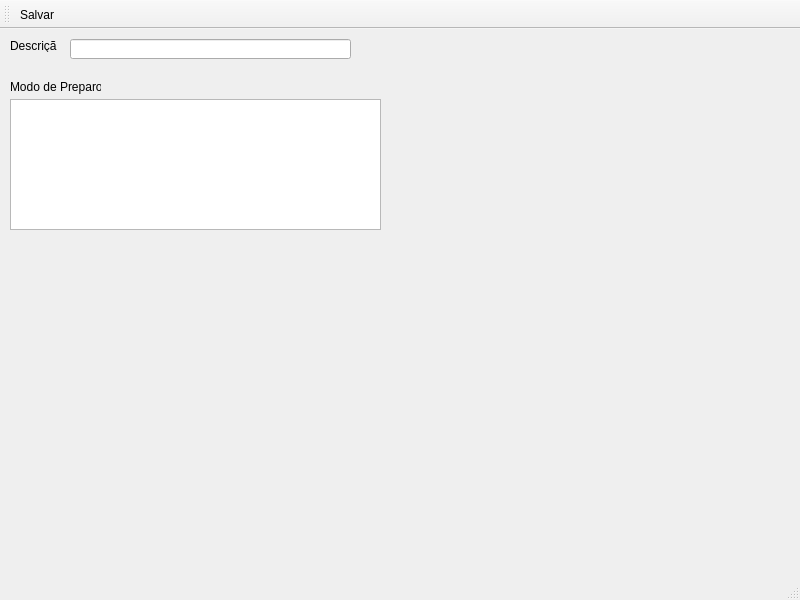
Before: the Qt Designer form telareceita.ui in murilofurquim/Receitas, drawn with Qt 5.
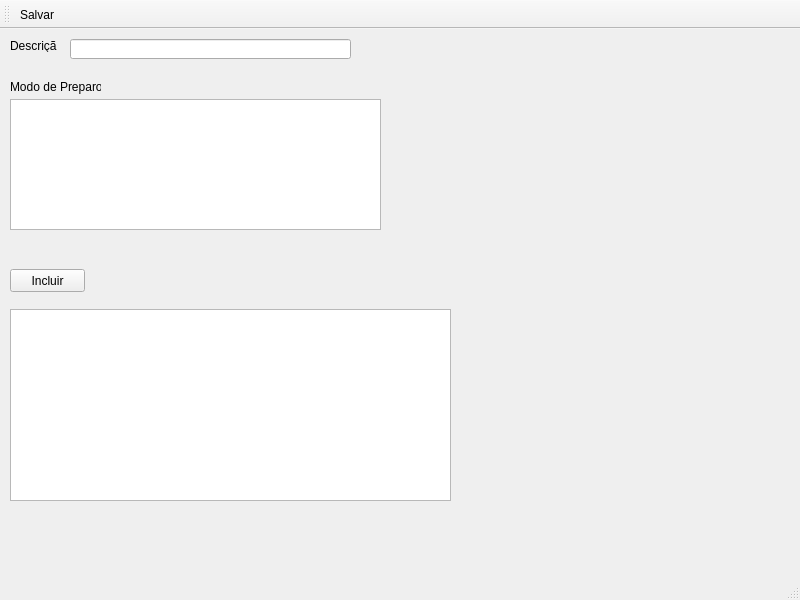
After: the same form once the commit is applied.

Commit message: Tela de adicionar ingrediente na receita

What changed in the file:
```diff
--- a/telareceita.ui
+++ b/telareceita.ui
@@ -60,6 +60,29 @@
      </rect>
     </property>
    </widget>
+   <widget class="QTableView" name="tableView">
+    <property name="geometry">
+     <rect>
+      <x>10</x>
+      <y>280</y>
+      <width>441</width>
+      <height>192</height>
+     </rect>
+    </property>
+   </widget>
+   <widget class="QPushButton" name="btnIncluir">
+    <property name="geometry">
+     <rect>
+      <x>10</x>
+      <y>240</y>
+      <width>75</width>
+      <height>23</height>
+     </rect>
+    </property>
+    <property name="text">
+     <string>Incluir</string>
+    </property>
+   </widget>
   </widget>
   <widget class="QMenuBar" name="menubar">
    <property name="geometry">
```
Left out of the diff: 5 changed lines with no effect on the pictures. The commit also changes 6 other files.
